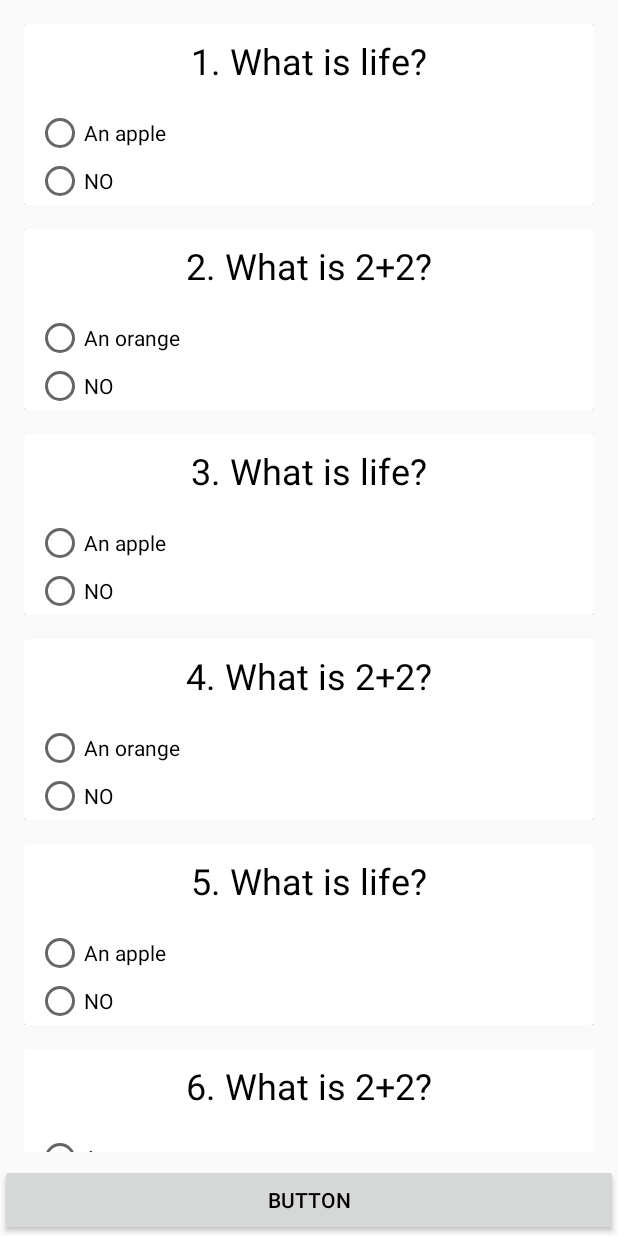
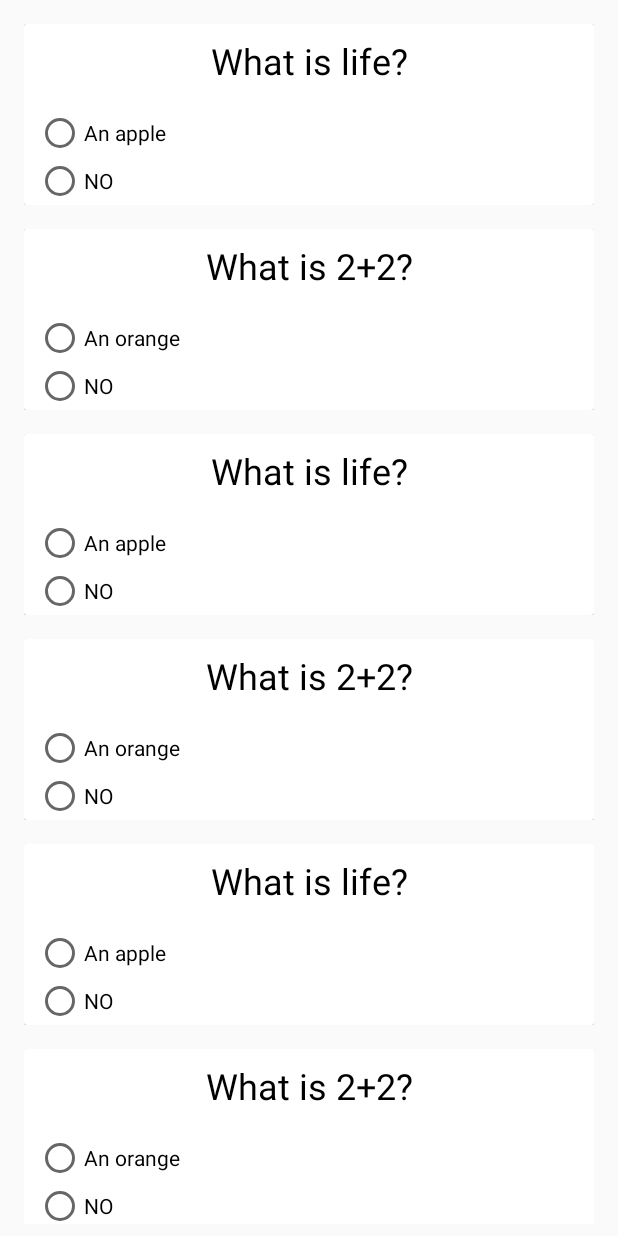
Before and after one commit to YousefHaggy/FBLA-Mobile-App, an Android app: the TestPage screen opened directly, with no data from a screen before it, on a phone screen of 412 x 824 dp. Run offline under Robolectric (Android 15) with nearby library versions, the phone set to English and light mode, and no system bars.

Commit message:
More changes?

```diff
--- a/app/src/main/java/com/yousefhaggy/fblamobileapp/Question.java
+++ b/app/src/main/java/com/yousefhaggy/fblamobileapp/Question.java
@@ -5,7 +5,6 @@ public class Question {
     String[] choices;
     String answer;
     private String selectedChoice;
-    boolean isWrong;
     public Question(String question, String[] choices,String answer)
     {
         this.question=question;
--- a/app/src/main/java/com/yousefhaggy/fblamobileapp/QuestionRecyclerViewAdapter.java
+++ b/app/src/main/java/com/yousefhaggy/fblamobileapp/QuestionRecyclerViewAdapter.java
@@ -1,7 +1,6 @@
 package com.yousefhaggy.fblamobileapp;
 
 import android.content.Context;
-import android.graphics.Color;
 import android.support.annotation.NonNull;
 import android.support.v7.widget.CardView;
 import android.support.v7.widget.RecyclerView;
@@ -34,8 +33,8 @@ public class QuestionRecyclerViewAdapter extends RecyclerView.Adapter<QuestionRe
 
     }
 
-    public List<Question> questions;
-    public boolean testSubmitted=false;
+    List<Question> questions;
+
     QuestionRecyclerViewAdapter(List<Question> questions) {
         this.questions = questions;
     }
@@ -48,39 +47,26 @@ public class QuestionRecyclerViewAdapter extends RecyclerView.Adapter<QuestionRe
         return qv;
     }
 
-
     @Override
     public void onBindViewHolder(@NonNull final QuestionViewHolder questionViewHolder, int i) {
         questionViewHolder.questionText.setText(questions.get(i).question);
-        questionViewHolder.radioGroup.removeAllViews();
-
+        if(questionViewHolder.radioGroup.getChildCount()==0){
         for (int c = 0; c < questions.get(i).choices.length; c++) {
-
             final RadioButton answerChoice = new RadioButton(questionViewHolder.context);
 
             answerChoice.setText(questions.get(i).choices[c]);
-            if (questions.get(i).getSelectedChoice() != null && questions.get(i).getSelectedChoice().equals(questions.get(i).choices[c])) {
-                answerChoice.setChecked(true);
-            }
+
             answerChoice.setOnCheckedChangeListener(new RadioButton.OnCheckedChangeListener() {
                 @Override
                 public void onCheckedChanged(CompoundButton compoundButton, boolean b) {
-                    if (b) {
-                        questions.get(questionViewHolder.getAdapterPosition()).setSelectedChoice(answerChoice.getText().toString());
-                        // Log.e("STUFF ", questionViewHolder.getAdapterPosition() + " Positon " + questions.get(questionViewHolder.getAdapterPosition()).getSelectedChoice());
-                    }
+                    questions.get(questionViewHolder.getAdapterPosition()).setSelectedChoice(answerChoice.getText().toString());
                 }
             });
 
             questionViewHolder.radioGroup.addView(answerChoice);
         }
-        if (questions.get(i).isWrong) {
-            questionViewHolder.cardView.setCardBackgroundColor(Color.parseColor("#ffe6e6"));
         }
-        else if(testSubmitted){
-            questionViewHolder.cardView.setCardBackgroundColor(Color.parseColor("#E6FFEE"));
 
-        }
     }
 
     @Override
--- a/app/src/main/java/com/yousefhaggy/fblamobileapp/TestPage.java
+++ b/app/src/main/java/com/yousefhaggy/fblamobileapp/TestPage.java
@@ -1,61 +1,30 @@
 package com.yousefhaggy.fblamobileapp;
 
-import android.content.Context;
-import android.graphics.Color;
 import android.support.v7.app.AppCompatActivity;
 import android.os.Bundle;
 import android.support.v7.widget.LinearLayoutManager;
 import android.support.v7.widget.RecyclerView;
 import android.util.Log;
-import android.view.View;
-import android.widget.Button;
 
 import java.util.ArrayList;
 import java.util.List;
 
 public class TestPage extends AppCompatActivity {
-    List<Question> questionList = new ArrayList<>();
-    RecyclerView testRecyclerView;
-    Button submitTest;
+    List<Question> questionList=new ArrayList<>();
     @Override
     protected void onCreate(Bundle savedInstanceState) {
         super.onCreate(savedInstanceState);
         setContentView(R.layout.activity_test_page);
-        testRecyclerView = (RecyclerView) findViewById(R.id.TestRecyclerView);
-        submitTest= (Button)findViewById(R.id.submitTestButton);
-        LinearLayoutManager llm = new LinearLayoutManager(this);
+        RecyclerView testRecyclerView=(RecyclerView) findViewById(R.id.TestRecyclerView);
+        LinearLayoutManager llm=new LinearLayoutManager(this);
         testRecyclerView.setLayoutManager(llm);
-        int quesNum=1;
-        for (int i = 0; i < 5; i++) {
+        for(int i=0; i<5;i++) {
             String[] choices = {"An apple", "NO"};
-            questionList.add(new Question(quesNum+". What is life?", choices, "NO"));
-            quesNum++;
+            questionList.add(new Question("What is life?", choices, "NO"));
             String[] choices2 = {"An orange", "NO"};
-            questionList.add(new Question(quesNum+". What is 2+2?", choices2, "NO"));
-            quesNum++;
+            questionList.add(new Question("What is 2+2?", choices2, "NO"));
         }
-        for(Question q: questionList)
-        Log.e("sdfdsf",q.question+"");
-        final QuestionRecyclerViewAdapter testRecyclerViewAdapter = new QuestionRecyclerViewAdapter(questionList);
-
-        testRecyclerView.setAdapter(testRecyclerViewAdapter);
-
-        submitTest.setOnClickListener(new Button.OnClickListener() {
-            @Override
-            public void onClick(View view) {
-               for(int i=0; i<questionList.size();i++)
-               {
-                   if(!questionList.get(i).answer.equals(questionList.get(i).getSelectedChoice()))
-                   {
-                        questionList.get(i).isWrong=true;
-                   }
-                   testRecyclerViewAdapter.notifyItemChanged(i);
-               }
-               testRecyclerViewAdapter.testSubmitted=true;
-               testRecyclerView.smoothScrollToPosition(0);
-               submitTest.setVisibility(View.GONE);
-            }
-        });
+        QuestionRecyclerViewAdapter questionRecyclerView=new QuestionRecyclerViewAdapter(questionList);
+        testRecyclerView.setAdapter(questionRecyclerView);
     }
-
 }
--- a/app/src/main/res/layout/activity_test_page.xml
+++ b/app/src/main/res/layout/activity_test_page.xml
@@ -4,14 +4,12 @@
     xmlns:tools="http://schemas.android.com/tools"
     android:layout_width="match_parent"
     android:layout_height="match_parent"
-    tools:context=".TestPage"
-    android:orientation="vertical">
+    tools:context=".TestPage">
 
     <android.support.v7.widget.RecyclerView
         android:id="@+id/TestRecyclerView"
         android:layout_width="match_parent"
-        android:layout_height="0dp"
-        android:layout_weight="1"
+        android:layout_height="match_parent"
         android:layout_marginBottom="8dp"
         android:layout_marginEnd="8dp"
         android:layout_marginStart="8dp"
@@ -19,14 +17,5 @@
         app:layout_constraintBottom_toBottomOf="parent"
         app:layout_constraintEnd_toEndOf="parent"
         app:layout_constraintStart_toStartOf="parent"
-        app:layout_constraintTop_toTopOf="parent" >
-
-
-    </android.support.v7.widget.RecyclerView>
-
-    <Button
-        android:id="@+id/submitTestButton"
-        android:layout_width="match_parent"
-        android:layout_height="wrap_content"
-        android:text="Button" />
+        app:layout_constraintTop_toTopOf="parent" />
 </LinearLayout>
--- a/app/src/main/res/layout/multiple_choice_question_card.xml
+++ b/app/src/main/res/layout/multiple_choice_question_card.xml
@@ -10,8 +10,7 @@
     <android.support.v7.widget.CardView
         android:id="@+id/cardView"
         android:layout_width="match_parent"
-        android:layout_height="wrap_content"
-        >
+        android:layout_height="wrap_content">
 
         <android.support.constraint.ConstraintLayout
             android:layout_width="match_parent"
```
Also changed, not shown: app/src/main/res/layout/activity_event_page.xml (+7 -15 lines).
